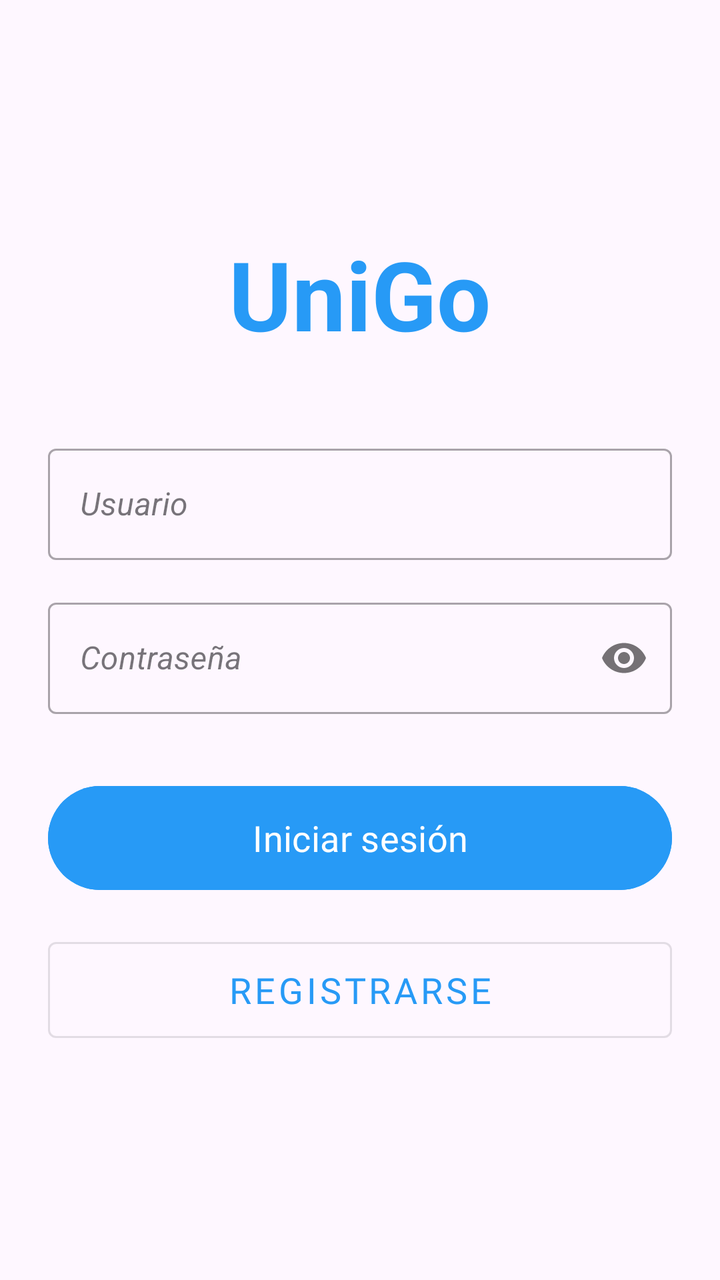
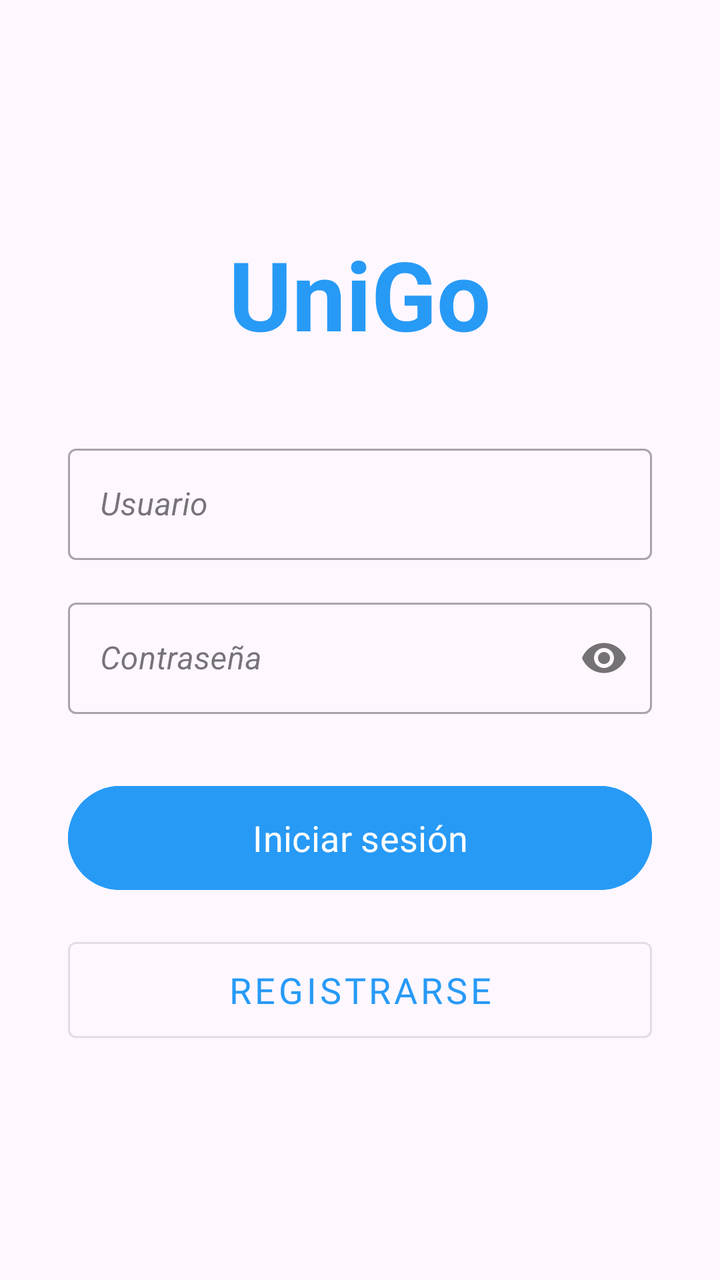

Two renders of the same Android screen: before a commit and after it. Below are the layout's source before the change and the commit's diff.
<!-- AndroidManifest.xml: application theme Theme.Miau -->
<!-- res/layout/activity_login_registro.xml -->
<?xml version="1.0" encoding="utf-8"?>
<androidx.constraintlayout.widget.ConstraintLayout
    xmlns:android="http://schemas.android.com/apk/res/android"
    xmlns:app="http://schemas.android.com/apk/res-auto"
    xmlns:tools="http://schemas.android.com/tools"
    android:id="@+id/main"
    android:layout_width="match_parent"
    android:layout_height="match_parent"
    android:padding="24dp"
    tools:context=".LoginRegistroActivity">

    <ScrollView
        android:layout_width="match_parent"
        android:layout_height="match_parent"
        tools:layout_editor_absoluteX="24dp"
        tools:layout_editor_absoluteY="160dp">

        <LinearLayout
            android:layout_width="match_parent"
            android:layout_height="wrap_content"
            android:layout_gravity="center_vertical"
            android:gravity="center"
            android:orientation="vertical">

            <TextView
                android:layout_width="wrap_content"
                android:layout_height="wrap_content"
                android:layout_marginBottom="40dp"
                android:text="UniGo"
                android:textColor="?attr/colorPrimary"
                android:textSize="48sp"
                android:textStyle="bold" />

            <com.google.android.material.textfield.TextInputLayout
                style="@style/Widget.MaterialComponents.TextInputLayout.OutlinedBox"
                android:layout_width="match_parent"
                android:layout_height="wrap_content"
                android:layout_marginBottom="16dp">

                <com.google.android.material.textfield.TextInputEditText
                    android:id="@+id/et_usuario"
                    android:layout_width="match_parent"
                    android:layout_height="wrap_content"
                    android:hint="@string/usuario"
                    android:inputType="text"
                    android:textStyle="italic" />
            </com.google.android.material.textfield.TextInputLayout>

            <com.google.android.material.textfield.TextInputLayout
                style="@style/Widget.MaterialComponents.TextInputLayout.OutlinedBox"
                android:layout_width="match_parent"
                android:layout_height="wrap_content"
                android:layout_marginBottom="32dp"
                app:passwordToggleEnabled="true">

                <com.google.android.material.textfield.TextInputEditText
                    android:id="@+id/et_contrasena"
                    android:layout_width="match_parent"
                    android:layout_height="wrap_content"
                    android:hint="@string/contrasena"
                    android:inputType="textPassword"
                    android:textStyle="italic" />
            </com.google.android.material.textfield.TextInputLayout>

            <Button
                android:id="@+id/btn_iniciar"
                android:layout_width="match_parent"
                android:layout_height="60dp"
                android:layout_marginBottom="16dp"
                android:backgroundTint="?attr/colorPrimary"
                android:fontFamily="@font/playfair_semibolditalic"
                android:text="@string/iniciarsesion"
                android:textColor="@android:color/white"
                android:textSize="18sp" />

            <Button
                android:id="@+id/btn_registrar"
                style="@style/Widget.MaterialComponents.Button.OutlinedButton"
                android:layout_width="match_parent"
                android:layout_height="60dp"
                android:fontFamily="@font/playfair_semibolditalic"
                android:text="@string/registrarse"
                android:textSize="18sp" />

        </LinearLayout>
    </ScrollView>

</androidx.constraintlayout.widget.ConstraintLayout>
<!-- resources referenced by this layout -->
<resources>
  <string name="contrasena">Contraseña</string>
  <string name="iniciarsesion">Iniciar sesión</string>
  <string name="registrarse">Registrarse</string>
  <string name="usuario">Usuario</string>
  <style name="Theme.Miau" parent="Base.Theme.Miau" />
  <style name="Base.Theme.Miau" parent="Theme.Material3.DayNight.NoActionBar">
          <item name="colorPrimary">@color/blue_primary</item>
          <item name="colorPrimaryVariant">@color/blue_primary_dark</item>
          <item name="colorSecondary">@color/accent</item>
      </style>
  <color name="blue_primary">#279AF6</color>
  <color name="blue_primary_dark">#155BA2</color>
  <color name="accent">#ED427C</color>
</resources>

<!-- the commit's change to res/layout/activity_login_registro.xml (unified diff, before → after) -->
@@ -19,6 +19,7 @@
             android:layout_width="match_parent"
             android:layout_height="wrap_content"
             android:layout_gravity="center_vertical"
+            android:layout_margin="10dp"
             android:gravity="center"
             android:orientation="vertical">
 
